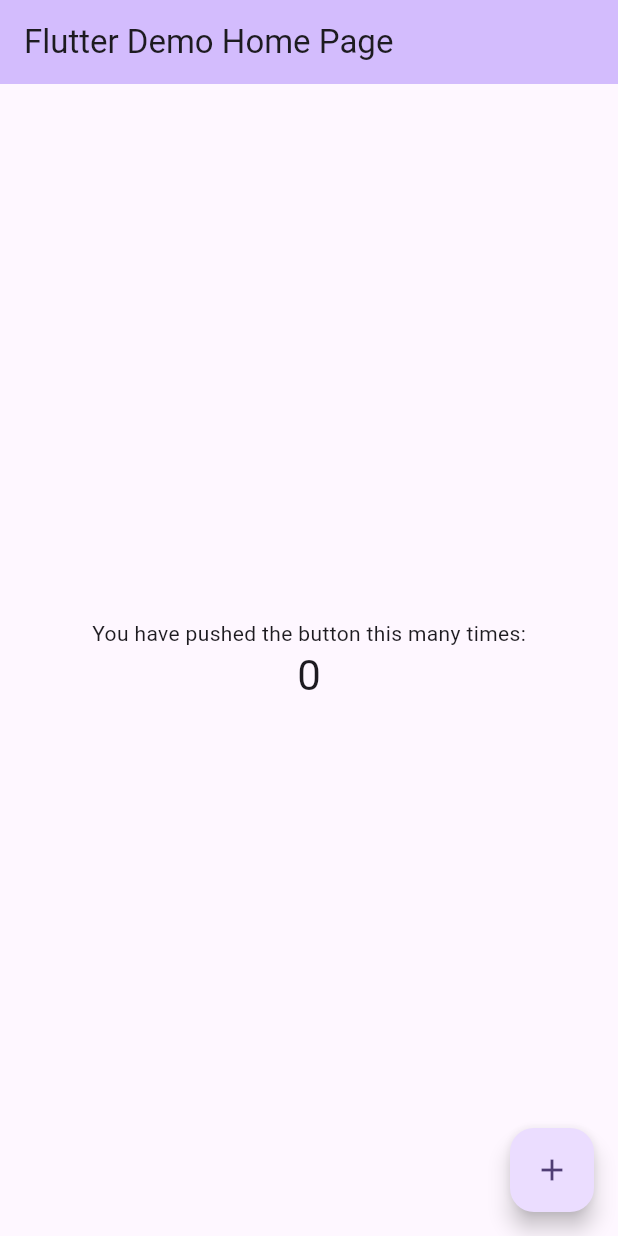
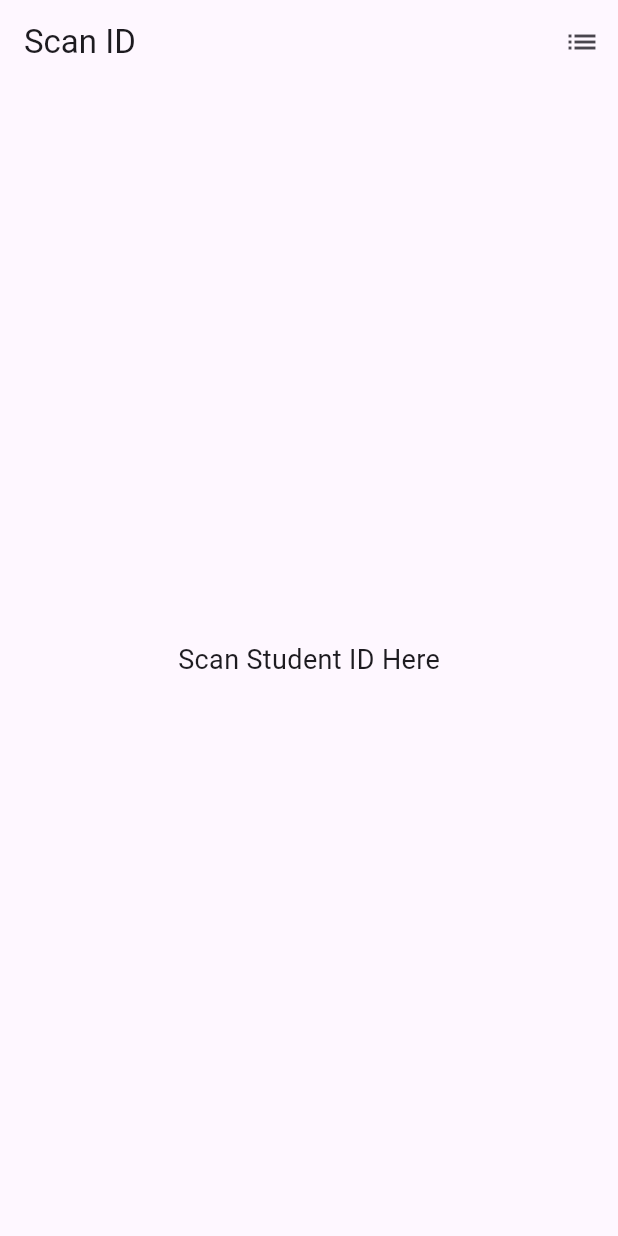
Before and after one commit to Jeswin-J/Attendance-Scanner, a Flutter app: the screen it shows after launch, on a phone screen of 412 x 824 dp. Run offline on Flutter 3.47's test engine with Material 3 defaults, Android fonts, the phone set to English and light mode, and no system bars.

Commit message:
created pages

```diff
--- a/lib/main.dart
+++ b/lib/main.dart
@@ -1,4 +1,6 @@
 import 'package:flutter/material.dart';
+import 'pages/scan_id.dart';
+import 'pages/view_attendance.dart';
 
 void main() {
   runApp(const MyApp());
@@ -7,119 +9,15 @@
 class MyApp extends StatelessWidget {
   const MyApp({super.key});
 
-  // This widget is the root of your application.
   @override
   Widget build(BuildContext context) {
     return MaterialApp(
-      title: 'Flutter Demo',
+      title: 'Student Attendance',
       theme: ThemeData(
-        // This is the theme of your application.
-        //
-        // TRY THIS: Try running your application with "flutter run". You'll see
-        // the application has a purple toolbar. Then, without quitting the app,
-        // try changing the seedColor in the colorScheme below to Colors.green
-        // and then invoke "hot reload" (save your changes or press the "hot
-        // reload" button in a Flutter-supported IDE, or press "r" if you used
-        // the command line to start the app).
-        //
-        // Notice that the counter didn't reset back to zero; the application
-        // state is not lost during the reload. To reset the state, use hot
-        // restart instead.
-        //
-        // This works for code too, not just values: Most code changes can be
-        // tested with just a hot reload.
         colorScheme: ColorScheme.fromSeed(seedColor: Colors.deepPurple),
         useMaterial3: true,
       ),
-      home: const MyHomePage(title: 'Flutter Demo Home Page'),
+      home: const ScanIdPage(),
     );
   }
 }
-
-class MyHomePage extends StatefulWidget {
-  const MyHomePage({super.key, required this.title});
-
-  // This widget is the home page of your application. It is stateful, meaning
-  // that it has a State object (defined below) that contains fields that affect
-  // how it looks.
-
-  // This class is the configuration for the state. It holds the values (in this
-  // case the title) provided by the parent (in this case the App widget) and
-  // used by the build method of the State. Fields in a Widget subclass are
-  // always marked "final".
-
-  final String title;
-
-  @override
-  State<MyHomePage> createState() => _MyHomePageState();
-}
-
-class _MyHomePageState extends State<MyHomePage> {
-  int _counter = 0;
-
-  void _incrementCounter() {
-    setState(() {
-      // This call to setState tells the Flutter framework that something has
-      // changed in this State, which causes it to rerun the build method below
-      // so that the display can reflect the updated values. If we changed
-      // _counter without calling setState(), then the build method would not be
-      // called again, and so nothing would appear to happen.
-      _counter++;
-    });
-  }
-
-  @override
-  Widget build(BuildContext context) {
-    // This method is rerun every time setState is called, for instance as done
-    // by the _incrementCounter method above.
-    //
-    // The Flutter framework has been optimized to make rerunning build methods
-    // fast, so that you can just rebuild anything that needs updating rather
-    // than having to individually change instances of widgets.
-    return Scaffold(
-      appBar: AppBar(
-        // TRY THIS: Try changing the color here to a specific color (to
-        // Colors.amber, perhaps?) and trigger a hot reload to see the AppBar
-        // change color while the other colors stay the same.
-        backgroundColor: Theme.of(context).colorScheme.inversePrimary,
-        // Here we take the value from the MyHomePage object that was created by
-        // the App.build method, and use it to set our appbar title.
-        title: Text(widget.title),
-      ),
-      body: Center(
-        // Center is a layout widget. It takes a single child and positions it
-        // in the middle of the parent.
-        child: Column(
-          // Column is also a layout widget. It takes a list of children and
-          // arranges them vertically. By default, it sizes itself to fit its
-          // children horizontally, and tries to be as tall as its parent.
-          //
-          // Column has various properties to control how it sizes itself and
-          // how it positions its children. Here we use mainAxisAlignment to
-          // center the children vertically; the main axis here is the vertical
-          // axis because Columns are vertical (the cross axis would be
-          // horizontal).
-          //
-          // TRY THIS: Invoke "debug painting" (choose the "Toggle Debug Paint"
-          // action in the IDE, or press "p" in the console), to see the
-          // wireframe for each widget.
-          mainAxisAlignment: MainAxisAlignment.center,
-          children: <Widget>[
-            const Text(
-              'You have pushed the button this many times:',
-            ),
-            Text(
-              '$_counter',
-              style: Theme.of(context).textTheme.headlineMedium,
-            ),
-          ],
-        ),
-      ),
-      floatingActionButton: FloatingActionButton(
-        onPressed: _incrementCounter,
-        tooltip: 'Increment',
-        child: const Icon(Icons.add),
-      ), // This trailing comma makes auto-formatting nicer for build methods.
-    );
-  }
-}
--- /dev/null
+++ b/lib/pages/scan_id.dart
@@ -0,0 +1,32 @@
+import 'package:flutter/material.dart';
+import 'view_attendance.dart';
+
+class ScanIdPage extends StatelessWidget {
+  const ScanIdPage({super.key});
+
+  @override
+  Widget build(BuildContext context) {
+    return Scaffold(
+      appBar: AppBar(
+        title: const Text('Scan ID'),
+        actions: [
+          IconButton(
+            icon: const Icon(Icons.list),
+            onPressed: () {
+              Navigator.push(
+                context,
+                MaterialPageRoute(builder: (context) => const ViewAttendancePage()),
+              );
+            },
+          ),
+        ],
+      ),
+      body: const Center(
+        child: Text(
+          'Scan Student ID Here',
+          style: TextStyle(fontSize: 18),
+        ),
+      ),
+    );
+  }
+}
--- a/pubspec.yaml
+++ b/pubspec.yaml
@@ -35,6 +35,7 @@ dependencies:
   # The following adds the Cupertino Icons font to your application.
   # Use with the CupertinoIcons class for iOS style icons.
   cupertino_icons: ^1.0.8
+  mobile_scanner: ^6.0.2
 
 dev_dependencies:
   flutter_test:
```
Also changed, not shown: lib/pages/view_attendance.dart (added, +28 -0 lines), 4 other files.
